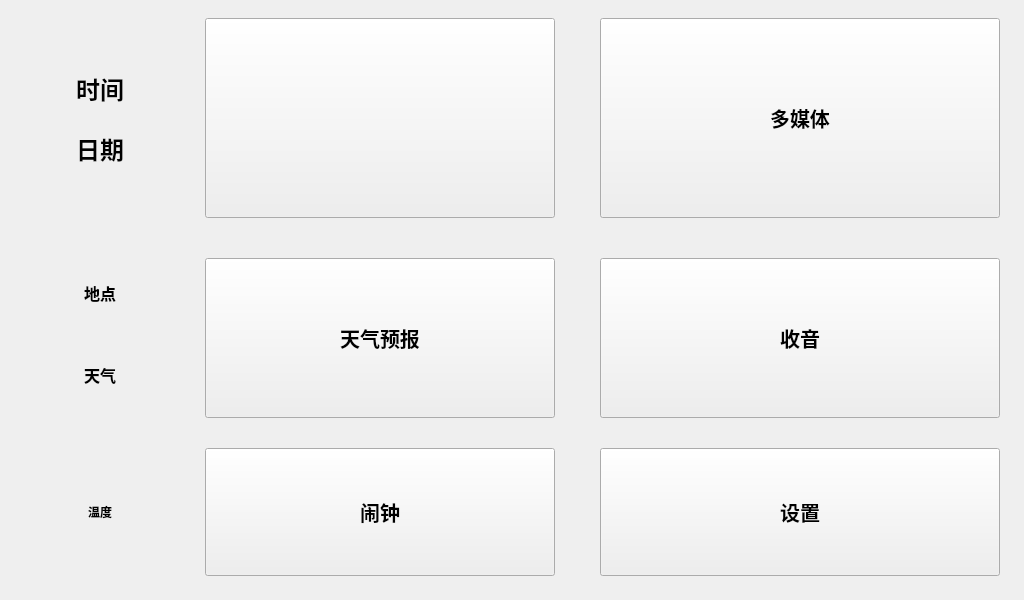
The window that project_graduation_xu/widget.ui (OnTheWayx/Qtprojects) describes before a commit, drawn with Qt 5.
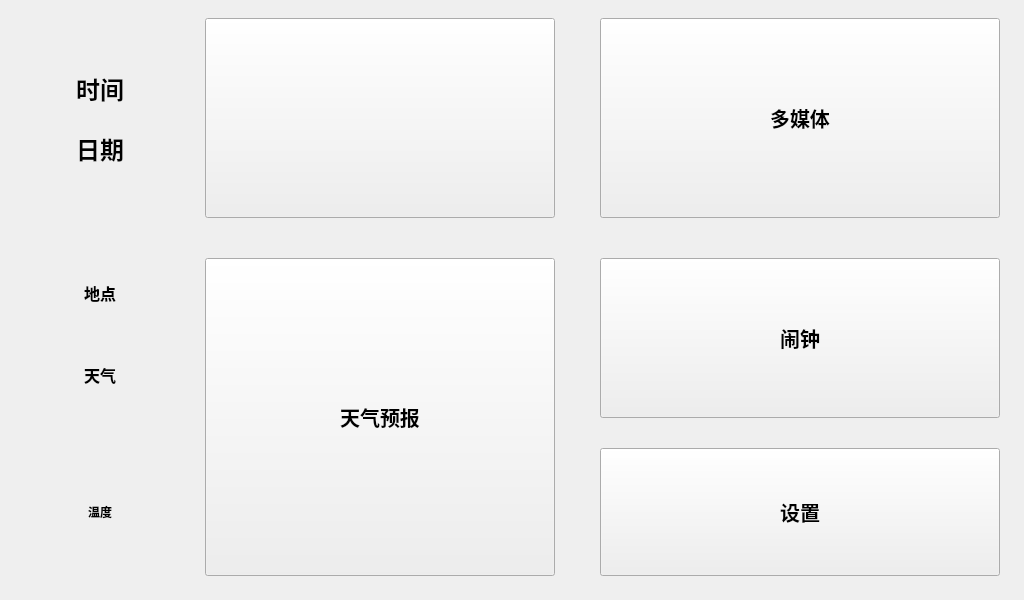
The same window after the commit.

```diff
--- a/project_graduation_xu/widget.ui
+++ b/project_graduation_xu/widget.ui
@@ -16,10 +16,10 @@
   <widget class="QPushButton" name="HomeAlarmButton">
    <property name="geometry">
     <rect>
-     <x>205</x>
-     <y>448</y>
-     <width>350</width>
-     <height>128</height>
+     <x>600</x>
+     <y>258</y>
+     <width>400</width>
+     <height>160</height>
     </rect>
    </property>
    <property name="font">
@@ -106,26 +106,6 @@
     <string/>
    </property>
   </widget>
-  <widget class="QPushButton" name="HomeRadioButton">
-   <property name="geometry">
-    <rect>
-     <x>600</x>
-     <y>258</y>
-     <width>400</width>
-     <height>160</height>
-    </rect>
-   </property>
-   <property name="font">
-    <font>
-     <pointsize>15</pointsize>
-     <weight>75</weight>
-     <bold>true</bold>
-    </font>
-   </property>
-   <property name="text">
-    <string>收音</string>
-   </property>
-  </widget>
   <widget class="QLabel" name="HomeWthInfoLabel">
    <property name="geometry">
     <rect>
@@ -277,7 +257,7 @@
      <x>205</x>
      <y>258</y>
      <width>350</width>
-     <height>160</height>
+     <height>318</height>
     </rect>
    </property>
    <property name="sizePolicy">
@@ -294,8 +274,8 @@
    </property>
    <property name="maximumSize">
     <size>
-     <width>280</width>
-     <height>160</height>
+     <width>600</width>
+     <height>800</height>
     </size>
    </property>
    <property name="font">
```
Left out of the diff: 1 changed line with no effect on the pictures.
